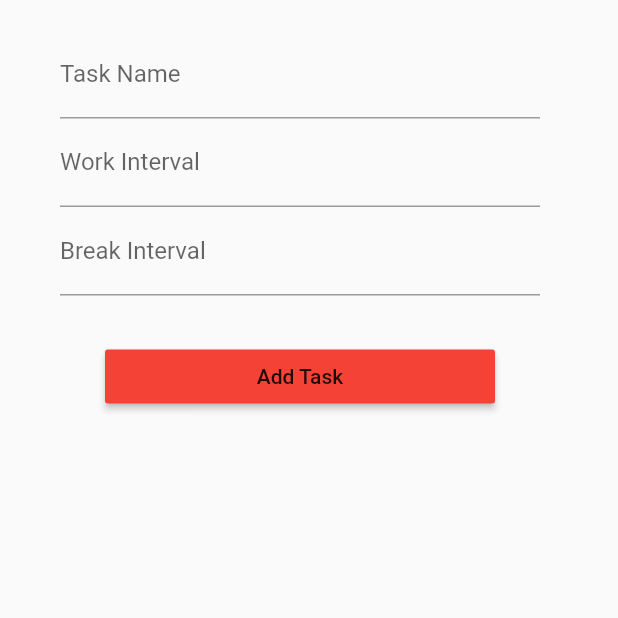
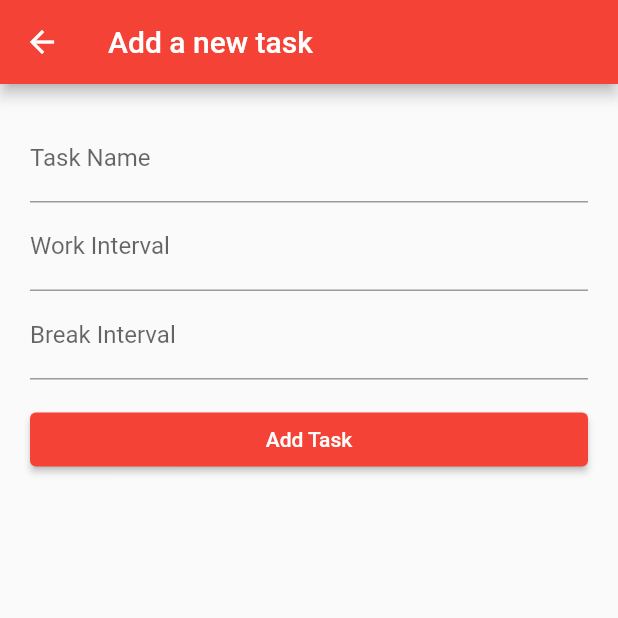
Before and after one commit to Feras-dev/pomodoro, a Flutter app: the MyAddTaskForm screen opened directly, on a phone screen of 412 x 824 dp, the top half of it. Run offline on Flutter 3.47's test engine with Material 2 defaults, Android fonts, the phone set to English and light mode, and no system bars.

Commit message:
#5 Navigate to Add Task screen on button press

```diff
--- a/lib/addTask.dart
+++ b/lib/addTask.dart
@@ -44,11 +44,14 @@ class MyAddTaskFormState extends State<MyAddTaskForm> {
   @override
   Widget build(BuildContext context) {
     // Build a Form widget using the _formKey created above.
-    return Form(
+    return Scaffold(
+        appBar: AppBar(
+          title: Text("Add a new task"),
+        ),
+        body: Form(
           key: _formKey,
           child: Container(
-        width: 400.0,
-        padding: EdgeInsets.only(left: 40.0, right: 40.0, top: 20.0),
+            padding: EdgeInsets.only(left: 20.0, right: 20.0, top: 20.0),
             child: Column(
               children: <Widget>[
                 TextFormField(
@@ -66,20 +69,19 @@ class MyAddTaskFormState extends State<MyAddTaskForm> {
                     labelText: 'Break Interval',
                   ),
                 ),
-            new Container(
-                width: 400.0,
-                padding:
-                    const EdgeInsets.only(left: 30.0, right: 30.0, top: 30.0),
-                child: new RaisedButton(
+                Padding(padding: const EdgeInsets.fromLTRB(0, 16, 0, 0)),
+                Container(
+                  width: double.infinity,
+                  child: ElevatedButton(
                     child: const Text('Add Task'),
                     onPressed: () {
                       showAlertDialog(context);
                     },
-                  color: Colors.red,
-                )),
+                  ),
+                )
               ],
             ),
           ),
-    );
+        ));
   }
 }
```
Also changed, not shown: lib/main.dart (+5 -11 lines). Lines whose indentation alone changed are shown as unchanged.
